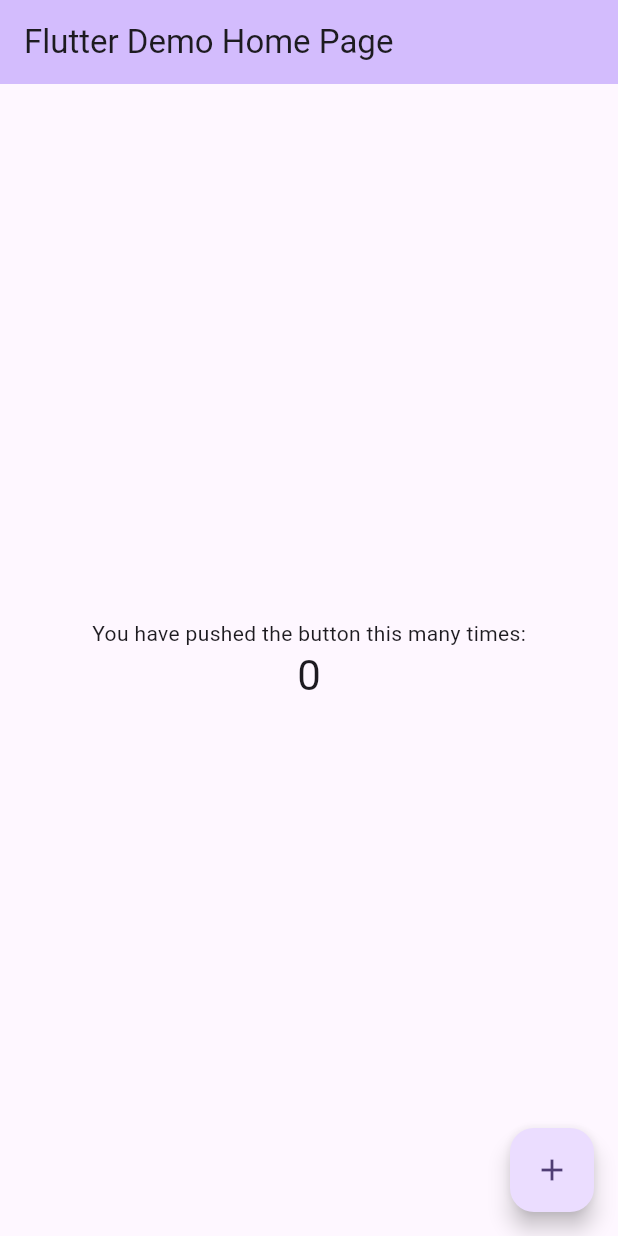
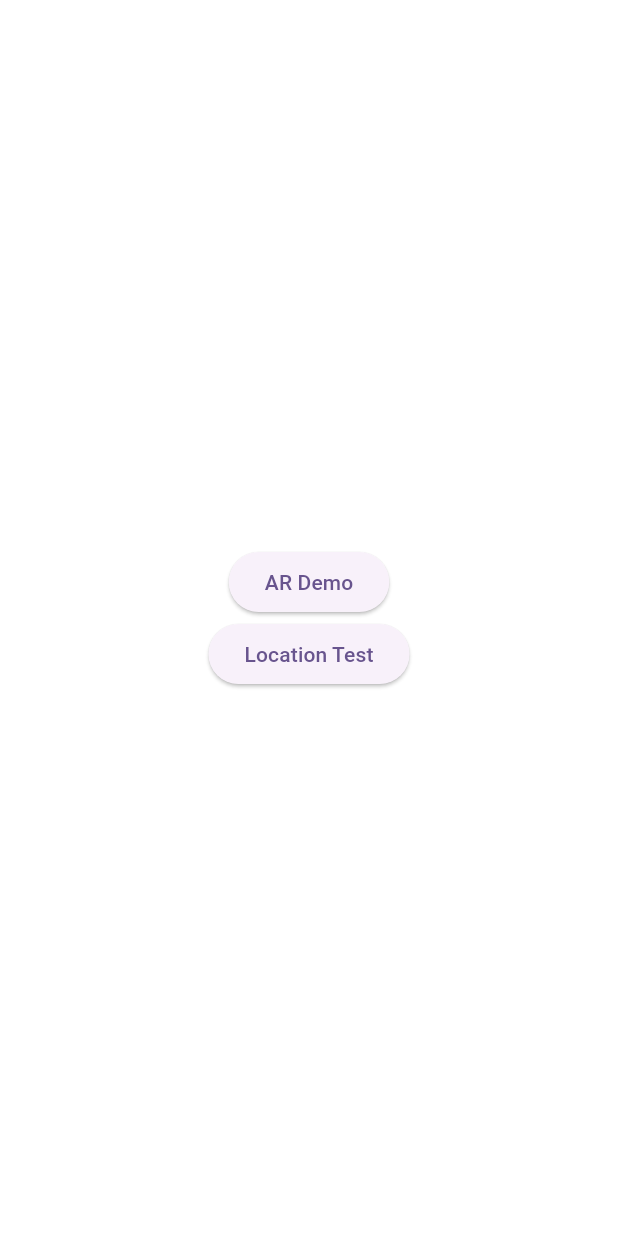
Before and after one commit to msoham123/Rewind, a Flutter app: the screen it shows after launch, on a phone screen of 412 x 824 dp. Run offline on Flutter 3.47's test engine with Material 2 defaults, Android fonts, the phone set to English and light mode, and no system bars; our stand-ins replace location; missing offline and left inert: ar_flutter_plugin.

Commit message:
Implement location tracking

```diff
--- a/lib/main.dart
+++ b/lib/main.dart
@@ -1,3 +1,5 @@
+import 'package:Rewind/ar_screen.dart';
+import 'package:Rewind/location_screen.dart';
 import 'package:flutter/material.dart';
 
 void main() {
@@ -31,95 +33,50 @@ class MyApp extends StatelessWidget {
         colorScheme: ColorScheme.fromSeed(seedColor: Colors.deepPurple),
         useMaterial3: true,
       ),
-      home: const MyHomePage(title: 'Flutter Demo Home Page'),
+      home: MyHome(),
     );
   }
 }
 
-class MyHomePage extends StatefulWidget {
-  const MyHomePage({super.key, required this.title});
-
-  // This widget is the home page of your application. It is stateful, meaning
-  // that it has a State object (defined below) that contains fields that affect
-  // how it looks.
-
-  // This class is the configuration for the state. It holds the values (in this
-  // case the title) provided by the parent (in this case the App widget) and
-  // used by the build method of the State. Fields in a Widget subclass are
-  // always marked "final".
-
-  final String title;
-
-  @override
-  State<MyHomePage> createState() => _MyHomePageState();
-}
-
-class _MyHomePageState extends State<MyHomePage> {
-  int _counter = 0;
-
-  void _incrementCounter() {
-    setState(() {
-      // This call to setState tells the Flutter framework that something has
-      // changed in this State, which causes it to rerun the build method below
-      // so that the display can reflect the updated values. If we changed
-      // _counter without calling setState(), then the build method would not be
-      // called again, and so nothing would appear to happen.
-      _counter++;
-    });
-  }
-
+class MyHome extends StatelessWidget {
   @override
   Widget build(BuildContext context) {
-    // This method is rerun every time setState is called, for instance as done
-    // by the _incrementCounter method above.
-    //
-    // The Flutter framework has been optimized to make rerunning build methods
-    // fast, so that you can just rebuild anything that needs updating rather
-    // than having to individually change instances of widgets.
-    return Scaffold(
-      appBar: AppBar(
-        // TRY THIS: Try changing the color here to a specific color (to
-        // Colors.amber, perhaps?) and trigger a hot reload to see the AppBar
-        // change color while the other colors stay the same.
-        backgroundColor: Theme.of(context).colorScheme.inversePrimary,
-        // Here we take the value from the MyHomePage object that was created by
-        // the App.build method, and use it to set our appbar title.
-        title: Text(widget.title),
+    return Container(
+      color: Colors.white,
+      child: Column(
+        crossAxisAlignment: CrossAxisAlignment.center,
+        mainAxisAlignment: MainAxisAlignment.center,
+        children: [
+          ElevatedButton(
+              onPressed: () {
+                try {
+                  Navigator.push(
+                      context,
+                      MaterialPageRoute(
+                          builder: (context) => const ArScreen())
+                  );
+                } catch (e) {
+                  print(e);
+                }
+              },
+              child: const Text("AR Demo")
+          ),
+          ElevatedButton(
+              onPressed: () {
+                try {
+                  Navigator.push(
+                      context,
+                      MaterialPageRoute(
+                          builder: (context) => const LocationScreen())
+                  );
+                } catch (e) {
+                  print(e);
+                }
+              },
+              child: const Text("Location Test")
+          ),
+        ],
       ),
-      body: Center(
-        // Center is a layout widget. It takes a single child and positions it
-        // in the middle of the parent.
-        child: Column(
-          // Column is also a layout widget. It takes a list of children and
-          // arranges them vertically. By default, it sizes itself to fit its
-          // children horizontally, and tries to be as tall as its parent.
-          //
-          // Column has various properties to control how it sizes itself and
-          // how it positions its children. Here we use mainAxisAlignment to
-          // center the children vertically; the main axis here is the vertical
-          // axis because Columns are vertical (the cross axis would be
-          // horizontal).
-          //
-          // TRY THIS: Invoke "debug painting" (choose the "Toggle Debug Paint"
-          // action in the IDE, or press "p" in the console), to see the
-          // wireframe for each widget.
-          mainAxisAlignment: MainAxisAlignment.center,
-          children: <Widget>[
-            const Text(
-              'You have pushed the button this many times:',
-            ),
-            Text(
-              '$_counter',
-              style: Theme.of(context).textTheme.headlineMedium,
-            ),
-          ],
-        ),
-      ),
-      floatingActionButton: FloatingActionButton(
-        onPressed: _incrementCounter,
-        tooltip: 'Increment',
-        child: const Icon(Icons.add),
-      ), // This trailing comma makes auto-formatting nicer for build methods.
     );
   }
 }
```
Also changed, not shown: lib/ar_screen.dart (added, +137 -0 lines), lib/location_screen.dart (added, +85 -0 lines), pubspec.yaml (+7 -8 lines), assets/images/triangle.png (added), assets/models/chicken/license.txt (added), pubspec.lock, 12 other files.
